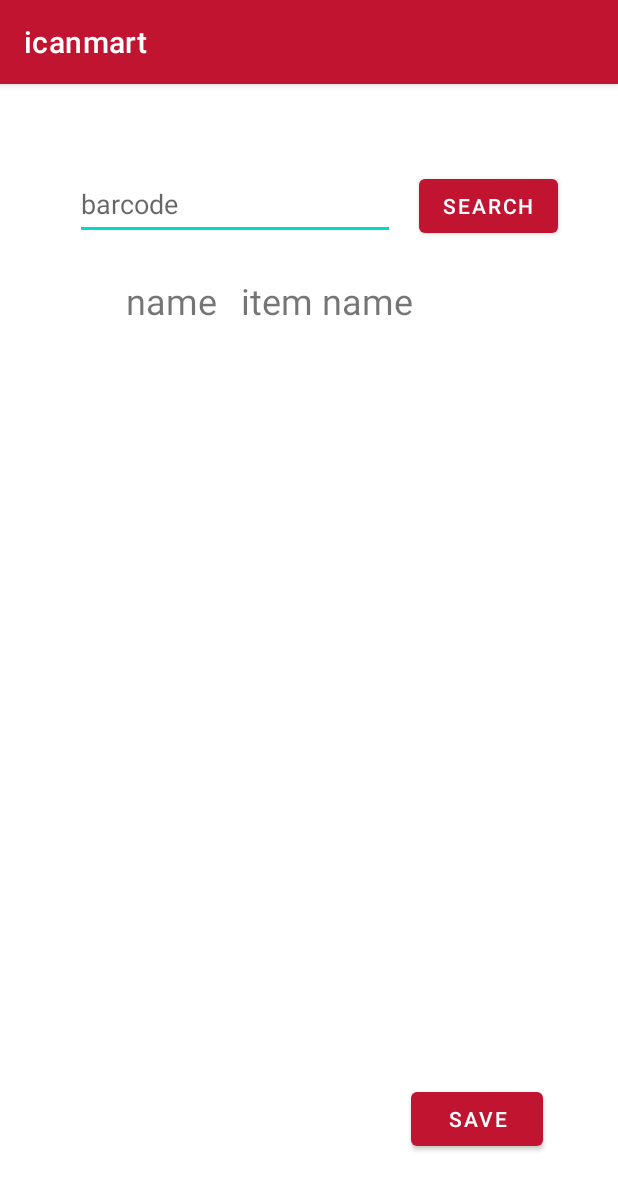
After one commit to letz0703/icanmart-android, an Android app: the Barcode screen opened directly, with no data from a screen before it, on a phone screen of 412 x 824 dp. The commit adds this screen. Shown: the top 1190 px of the screen. Run offline under Robolectric (Android 15) with nearby library versions, the phone set to English and light mode, and no system bars; our stand-ins replace Firebase (no records; nobody signed in at launch, a user with empty details on screens opened directly).

Commit message:
wip db설계 전...어렵네..

```diff
--- a/app/build.gradle
+++ b/app/build.gradle
@@ -1,5 +1,6 @@
 plugins {
     id 'com.android.application'
+    id 'com.google.gms.google-services'
 }
 
 android {
@@ -30,9 +31,13 @@ android {
 
 dependencies {
 
+    implementation platform('com.google.firebase:firebase-bom:28.4.1')
+    implementation 'com.google.firebase:firebase-analytics'
     implementation 'androidx.appcompat:appcompat:1.2.0'
     implementation 'com.google.android.material:material:1.2.1'
     implementation 'androidx.constraintlayout:constraintlayout:2.0.1'
+    implementation 'com.google.firebase:firebase-database:20.0.1'
+    implementation 'com.google.firebase:firebase-auth:21.0.1'
     testImplementation 'junit:junit:4.+'
     androidTestImplementation 'androidx.test.ext:junit:1.1.2'
     androidTestImplementation 'androidx.test.espresso:espresso-core:3.3.0'
--- a/app/src/main/AndroidManifest.xml
+++ b/app/src/main/AndroidManifest.xml
@@ -9,6 +9,9 @@
             android:roundIcon="@drawable/icanmart_logo"
             android:supportsRtl="true"
             android:theme="@style/Theme.Icanmart">
+        <activity
+                android:name=".Barcode"
+                android:exported="true" />
         <activity
                 android:name=".SplashScreen"
                 android:exported="true">
@@ -24,9 +27,7 @@
         <activity
                 android:name=".Calculator"
                 android:parentActivityName=".MainActivity" />
-        <activity android:name=".MainActivity">
-
-        </activity>
+        <activity android:name=".MainActivity"></activity>
     </application>
 
 </manifest>
--- /dev/null
+++ b/app/src/main/java/com/letz/icanmart/Barcode.java
@@ -0,0 +1,76 @@
+package com.letz.icanmart;
+
+import androidx.annotation.NonNull;
+import androidx.appcompat.app.AppCompatActivity;
+
+import android.os.Bundle;
+import android.widget.Button;
+import android.widget.TextView;
+
+import com.google.firebase.auth.FirebaseAuth;
+import com.google.firebase.auth.FirebaseUser;
+import com.google.firebase.database.DataSnapshot;
+import com.google.firebase.database.DatabaseError;
+import com.google.firebase.database.DatabaseReference;
+import com.google.firebase.database.FirebaseDatabase;
+import com.google.firebase.database.ValueEventListener;
+
+public class Barcode extends AppCompatActivity
+{
+    TextView barcode;
+    Button  save;
+    Button search;
+    TextView itemName;
+    String barcodeItemName;
+
+    FirebaseDatabase database = FirebaseDatabase.getInstance();
+    DatabaseReference fdbrefItem = database.getReference("").child("item");
+
+
+    FirebaseAuth auth = FirebaseAuth.getInstance();
+    FirebaseUser user = auth.getCurrentUser();
+
+    @Override
+    protected void onCreate(Bundle savedInstanceState)
+    {
+        super.onCreate(savedInstanceState);
+        setContentView(R.layout.activity_barcode);
+
+        barcode = findViewById(R.id.tvBarcode_Barcode);
+        save = findViewById(R.id.btnSendBarcode_Barcode);
+        itemName = findViewById(R.id.tvItemName_Barcode);
+        search = findViewById(R.id.btnSearch_Barcode);
+
+        search.setOnClickListener(v -> {
+            readBarcdoe();
+        });
+
+        barcode.setOnClickListener(v -> {
+
+        });
+
+        save.setOnClickListener(v -> {
+
+        });
+    }
+
+    public void readBarcdoe()
+    {
+        //read from db
+        fdbrefItem.addValueEventListener(new ValueEventListener()
+        {
+            @Override
+            public void onDataChange(@NonNull DataSnapshot snapshot)
+            {
+                barcodeItemName = snapshot.child("name").getValue().toString();
+                itemName.setText(barcodeItemName);
+            }
+
+            @Override
+            public void onCancelled(@NonNull DatabaseError error)
+            {
+
+            }
+        });
+    }
+}
--- a/app/src/main/java/com/letz/icanmart/MainActivity.java
+++ b/app/src/main/java/com/letz/icanmart/MainActivity.java
@@ -19,7 +19,7 @@ public class MainActivity extends AppCompatActivity {
         setContentView(R.layout.activity_main);
 
         calculator = findViewById(R.id.buttonCalc);
-        barcode = findViewById(R.id.buttonBarcode);
+        barcode = findViewById(R.id.btnBarcode);
         todo = findViewById(R.id.buttonTodo);
 
         todo.setOnClickListener(new View.OnClickListener() {
@@ -37,5 +37,13 @@ public class MainActivity extends AppCompatActivity {
                 startActivity(intent);
             }
         });
+
+        barcode.setOnClickListener(v -> {
+            Intent igoBarcode = new Intent(MainActivity.this,Barcode.class);
+            startActivity(igoBarcode);
+            finish();
+
+
+        });
     }
 }
--- /dev/null
+++ b/app/src/main/res/layout/activity_barcode.xml
@@ -0,0 +1,68 @@
+<?xml version="1.0" encoding="utf-8"?>
+<androidx.constraintlayout.widget.ConstraintLayout xmlns:android="http://schemas.android.com/apk/res/android"
+        xmlns:tools="http://schemas.android.com/tools"
+        xmlns:app="http://schemas.android.com/apk/res-auto"
+        android:layout_width="match_parent"
+        android:layout_height="match_parent"
+        tools:context=".Barcode">
+
+    <EditText
+            android:layout_width="wrap_content"
+            android:layout_height="wrap_content"
+            android:inputType="number"
+            android:ems="10"
+            android:id="@+id/tvBarcode_Barcode"
+            android:hint="barcode"
+            app:layout_constraintStart_toStartOf="parent"
+            app:layout_constraintHorizontal_bias="0.253"
+            app:layout_constraintEnd_toEndOf="parent"
+            app:layout_constraintTop_toTopOf="parent"
+            android:layout_marginTop="56dp"
+            android:minHeight="48dp" />
+
+    <Button
+            android:text="save"
+            android:layout_width="wrap_content"
+            android:layout_height="wrap_content"
+            android:id="@+id/btnSendBarcode_Barcode"
+            app:layout_constraintStart_toStartOf="parent"
+            app:layout_constraintHorizontal_bias="0.845"
+            app:layout_constraintEnd_toEndOf="parent"
+            app:layout_constraintBottom_toBottomOf="parent"
+            app:layout_constraintTop_toBottomOf="@+id/tvItemName_Barcode"
+            app:layout_constraintVertical_bias="0.904" />
+
+    <TextView
+            android:text="item name"
+            android:layout_width="wrap_content"
+            android:layout_height="wrap_content"
+            android:id="@+id/tvItemName_Barcode"
+            app:layout_constraintStart_toEndOf="@+id/textView"
+            android:layout_marginLeft="16dp"
+            android:layout_marginStart="16dp"
+            android:textSize="24sp"
+            app:layout_constraintTop_toBottomOf="@+id/tvBarcode_Barcode"
+            android:layout_marginTop="24dp" />
+
+    <TextView
+            android:text="name"
+            android:layout_width="wrap_content"
+            android:layout_height="wrap_content"
+            android:id="@+id/textView"
+            app:layout_constraintStart_toStartOf="parent"
+            android:layout_marginLeft="84dp"
+            android:layout_marginStart="84dp"
+            android:textSize="24sp"
+            app:layout_constraintTop_toBottomOf="@+id/tvBarcode_Barcode"
+            android:layout_marginTop="24dp" />
+
+    <Button
+            android:text="search"
+            android:layout_width="wrap_content"
+            android:layout_height="wrap_content"
+            android:id="@+id/btnSearch_Barcode"
+            app:layout_constraintStart_toEndOf="@+id/tvBarcode_Barcode"
+            android:layout_marginLeft="16dp"
+            android:layout_marginStart="16dp"
+            app:layout_constraintBaseline_toBaselineOf="@+id/tvBarcode_Barcode" />
+</androidx.constraintlayout.widget.ConstraintLayout>
--- a/app/src/main/res/layout/activity_main.xml
+++ b/app/src/main/res/layout/activity_main.xml
@@ -16,7 +16,7 @@
             android:text="barcode"
             android:layout_width="200dp"
             android:layout_height="75dp"
-            android:id="@+id/buttonBarcode"
+            android:id="@+id/btnBarcode"
             android:layout_marginTop="20dp" />
 
     <Button
--- a/app/src/main/res/values/colors.xml
+++ b/app/src/main/res/values/colors.xml
@@ -8,8 +8,7 @@
     <color name="black">#FF000000</color>
     <color name="white">#FFFFFFFF</color>
     <color name="orange">#FF5722</color>
-<!--    <color name="red_coke">#F40009</color>-->
-    <color name="red_coke">#FE0001</color>
+    <color name="red_coke">#F40009</color>
     <color name="red_icanmart">#C01530</color>
 
 </resources>
--- a/build.gradle
+++ b/build.gradle
@@ -9,6 +9,8 @@ buildscript {
 
         // NOTE: Do not place your application dependencies here; they belong
         // in the individual module build.gradle files
+
+        classpath 'com.google.gms:google-services:4.3.10'
     }
 }
 
```
Also changed, not shown: app/src/main/res/drawable/img_project_summary.jpg (deleted), 1 other file.
